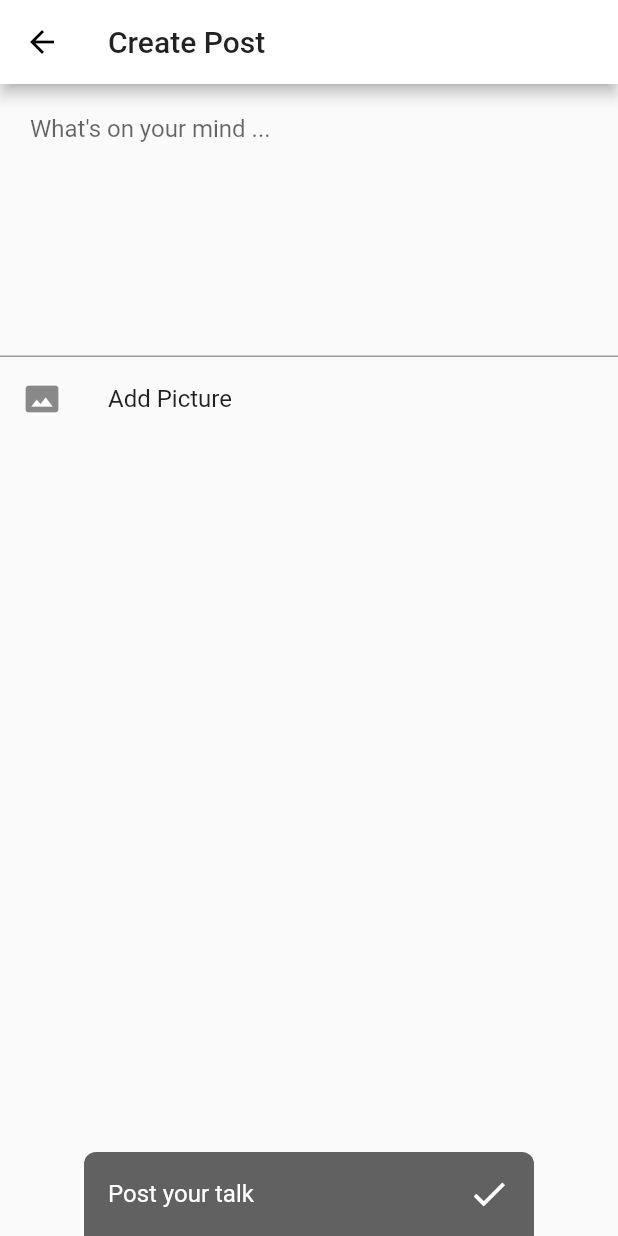
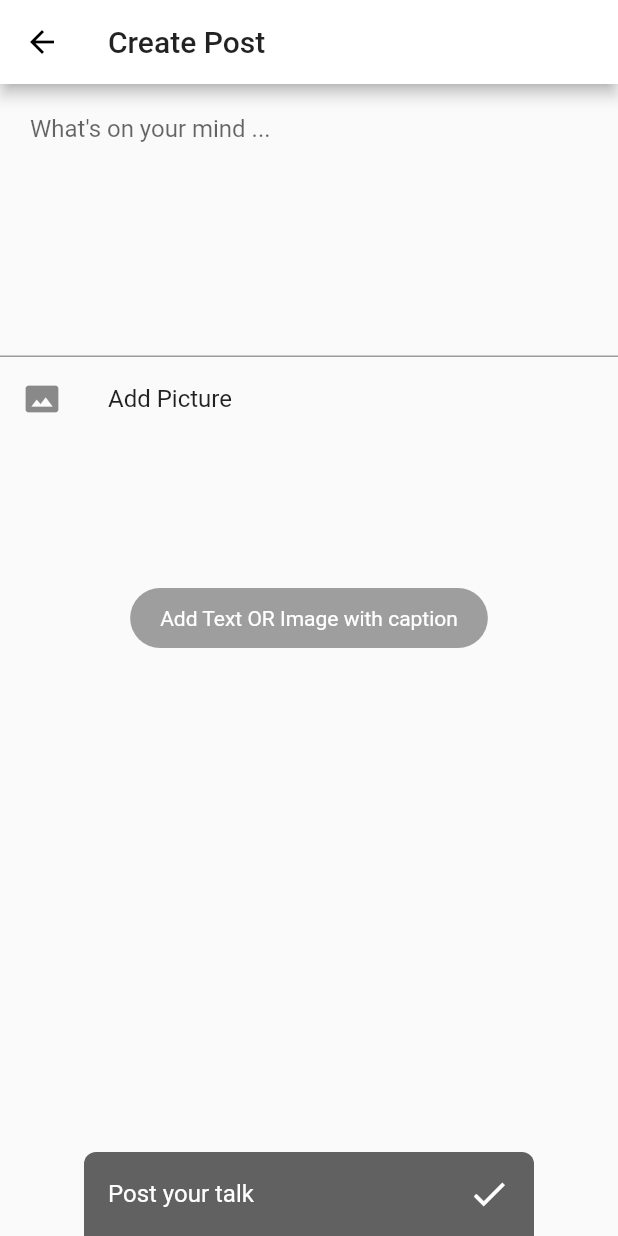
Before and after one commit to AbdullahChauhan/PA-Flutter-T3, a Flutter app: the AddPost screen opened directly with empty values, after a tap on "Post your talk", on a phone screen of 412 x 824 dp. Run offline on Flutter 3.47's test engine with Material 2 defaults, Android fonts, the phone set to English and light mode, and no system bars; our stand-ins replace cached_network_image, firebase_auth, firebase_database, firebase_storage, fluttertoast, google_sign_in and 2 more; missing offline and left inert: flutter_auth_buttons; accounts and stored records are empty; generated files the repository leaves out were written again.

Commit message:
toast implemented, post validation

```diff
--- a/lib/screens/add_post.dart
+++ b/lib/screens/add_post.dart
@@ -1,6 +1,7 @@
 import 'dart:io';
 import 'package:firebase_storage/firebase_storage.dart';
 import 'package:flutter/material.dart';
+import 'package:fluttertoast/fluttertoast.dart';
 import 'package:image_picker/image_picker.dart';
 import 'package:pa_flutter_t3/core/models/Post.dart';
 import 'package:pa_flutter_t3/core/services/Api.dart';
@@ -85,12 +86,21 @@ class _AddPostState extends State<AddPost> {
             comments: []);
         newPost.set(post.toJson());
         progressDialog(context, 1);
+      } else {
+        Fluttertoast.showToast(
+            msg: "Add Text OR Image with caption",
+            toastLength: Toast.LENGTH_SHORT,
+            gravity: ToastGravity.CENTER,
+            timeInSecForIos: 1,
+            backgroundColor: Colors.grey,
+            textColor: Colors.white,
+            fontSize: 14.0);
       }
     } else {
       pr.show();
       _uploadImage(key, (fileRef) {
         fileRef.getDownloadURL().then((uri) {
-            imageUrl = uri.toString();
+          imageUrl = uri.toString();
           post = Post(
               postID: key,
               userID: widget.userID,
```
Also changed, not shown: pubspec.yaml (+1 -6 lines), pubspec.lock.
